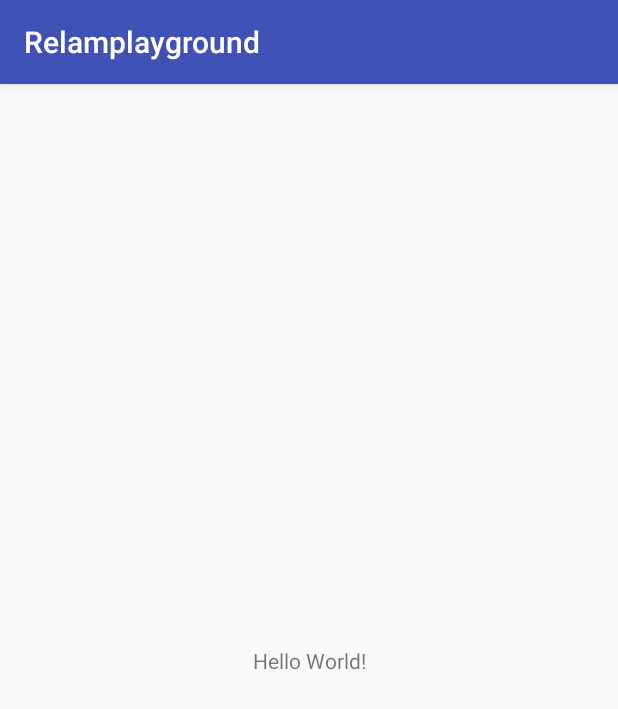
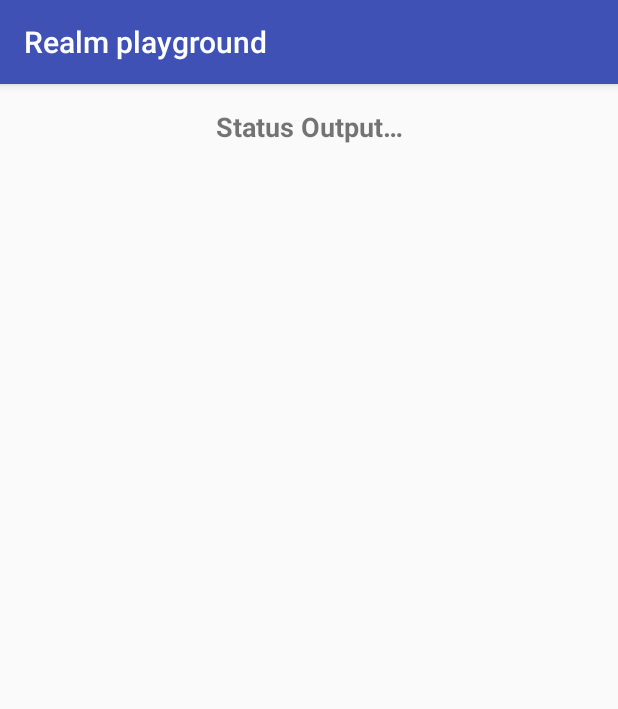
Before and after one commit to abdelrhman/realm-playground, an Android app: the screen it shows after launch (MainActivity), on a phone screen of 412 x 824 dp. Shown: the top 709 px of the screen. Run offline under Robolectric (Android 15) with nearby library versions, the phone set to English and light mode, and no system bars; libraries missing offline, so code that uses them is left out: io.realm; 3 statements that could not run were skipped.

Commit message:
basic crud done

```diff
--- a/app/build.gradle
+++ b/app/build.gradle
@@ -73,5 +73,8 @@ dependencies {
     })
     compile 'com.android.support:appcompat-v7:25.3.1'
     compile 'com.android.support.constraint:constraint-layout:1.0.2'
+    provided "org.projectlombok:lombok:1.16.16"
+    annotationProcessor "org.projectlombok:lombok:1.16.16"
+    provided 'org.glassfish:javax.annotation:10.0-b28'
     testCompile 'junit:junit:4.12'
 }
--- a/app/src/main/java/com/abdelrhman/realmplayground/MainActivity.java
+++ b/app/src/main/java/com/abdelrhman/realmplayground/MainActivity.java
@@ -1,13 +1,83 @@
 package com.abdelrhman.realmplayground;
 
+import android.os.Bundle;
 import android.support.v7.app.AppCompatActivity;
-import android.os.Bundle;
+import android.util.Log;
+import android.widget.LinearLayout;
+import android.widget.TextView;
+
+import com.abdelrhman.realmplayground.model.Person;
+
+import io.realm.Realm;
 
 public class MainActivity extends AppCompatActivity {
+
+    private Realm realm;
+    private LinearLayout rootLayout;
+    private static final String TAG = "MainActivity";
 
     @Override
     protected void onCreate(Bundle savedInstanceState) {
         super.onCreate(savedInstanceState);
         setContentView(R.layout.activity_main);
+        realm = Realm.getDefaultInstance();
+        rootLayout = ((LinearLayout) findViewById(R.id.container));
+        rootLayout.removeAllViews();
+        basicCRUD(realm);
+
+
     }
+
+    @Override
+    protected void onDestroy() {
+        super.onDestroy();
+        realm.close(); // Remember to close Realm when done.
+    }
+
+    private void basicCRUD(Realm realm) {
+        showStatus("Perform basic Create/Read/Update/Delete (CRUD) operations...");
+//
+//        // All writes must be wrapped in a transaction to facilitate safe multi threading
+//        realm.executeTransaction(new Realm.Transaction() {
+//            @Override
+//            public void execute(Realm realm) {
+//                // Add a person
+//                Person person = realm.createObject(Person.class);
+//                person.setId(1);
+//                person.setName("Young Person");
+//                person.setAge(14);
+//
+//            }
+//        });
+
+        // Find the first person (no query conditions) and read a field
+//        final Person person = realm.where(Person.class).findFirst();
+//        showStatus(person.getName() + ":" + person.getAge());
+
+//        // Update person in a transaction
+//        realm.executeTransaction(new Realm.Transaction() {
+//            @Override
+//            public void execute(Realm realm) {
+//                person.setName("Senior Person");
+//                person.setAge(99);
+//                showStatus(person.getName() + " got older: " + person.getAge());
+//            }
+//        });
+
+        // Delete all persons
+//        realm.executeTransaction(new Realm.Transaction() {
+//            @Override
+//            public void execute(Realm realm) {
+//                realm.delete(Person.class);
+//            }
+//        });
+    }
+
+    private void showStatus(String txt) {
+        Log.i(TAG, txt);
+        TextView tv = new TextView(this);
+        tv.setText(txt);
+        rootLayout.addView(tv);
+    }
+
 }
--- a/app/src/main/res/layout/activity_main.xml
+++ b/app/src/main/res/layout/activity_main.xml
@@ -1,18 +1,29 @@
-<?xml version="1.0" encoding="utf-8"?>
-<android.support.constraint.ConstraintLayout xmlns:android="http://schemas.android.com/apk/res/android"
-    xmlns:app="http://schemas.android.com/apk/res-auto"
+<ScrollView
+    xmlns:android="http://schemas.android.com/apk/res/android"
     xmlns:tools="http://schemas.android.com/tools"
+    android:paddingLeft="@dimen/activity_horizontal_margin"
+    android:paddingRight="@dimen/activity_horizontal_margin"
+    android:paddingTop="@dimen/activity_vertical_margin"
+    android:paddingBottom="@dimen/activity_vertical_margin"
     android:layout_width="match_parent"
-    android:layout_height="match_parent"
-    tools:context="com.abdelrhman.realmplayground.MainActivity">
-
-    <TextView
-        android:layout_width="wrap_content"
-        android:layout_height="wrap_content"
-        android:text="Hello World!"
-        app:layout_constraintBottom_toBottomOf="parent"
-        app:layout_constraintLeft_toLeftOf="parent"
-        app:layout_constraintRight_toRightOf="parent"
-        app:layout_constraintTop_toTopOf="parent" />
-
-</android.support.constraint.ConstraintLayout>
+    android:layout_height="match_parent">
+    <LinearLayout
+        android:orientation="vertical"
+        android:layout_width="match_parent"
+        android:layout_height="wrap_content">
+        <TextView
+            android:gravity="center_horizontal"
+            android:text="@string/status_output"
+            android:textStyle="bold"
+            android:textSize="18sp"
+            android:layout_width="match_parent"
+            android:layout_height="wrap_content"/>
+        <LinearLayout
+            android:id="@+id/container"
+            android:layout_width="match_parent"
+            android:layout_height="match_parent"
+            android:paddingTop="10sp"
+            android:orientation="vertical"
+            tools:context=".RealmIntroExample"/>
+    </LinearLayout>
+</ScrollView>
--- /dev/null
+++ b/app/src/main/res/values/dimens.xml
@@ -0,0 +1,6 @@
+<?xml version="1.0" encoding="utf-8"?>
+<resources>
+    !-- Default screen margins, per the Android Design guidelines. -->
+    <dimen name="activity_horizontal_margin">16dp</dimen>
+    <dimen name="activity_vertical_margin">16dp</dimen>
+</resources>
--- a/app/src/main/res/values/strings.xml
+++ b/app/src/main/res/values/strings.xml
@@ -1,3 +1,4 @@
 <resources>
-    <string name="app_name">Relamplayground</string>
+    <string name="app_name">Realm playground</string>
+    <string name="status_output">Status Output…</string>
 </resources>
```
Also changed, not shown: app/src/main/java/com/abdelrhman/realmplayground/model/Cat.java (added, +14 -0 lines), app/src/main/java/com/abdelrhman/realmplayground/model/Dog.java (added, +13 -0 lines), app/src/main/java/com/abdelrhman/realmplayground/model/Person.java (added, +24 -0 lines), 1 other file.
